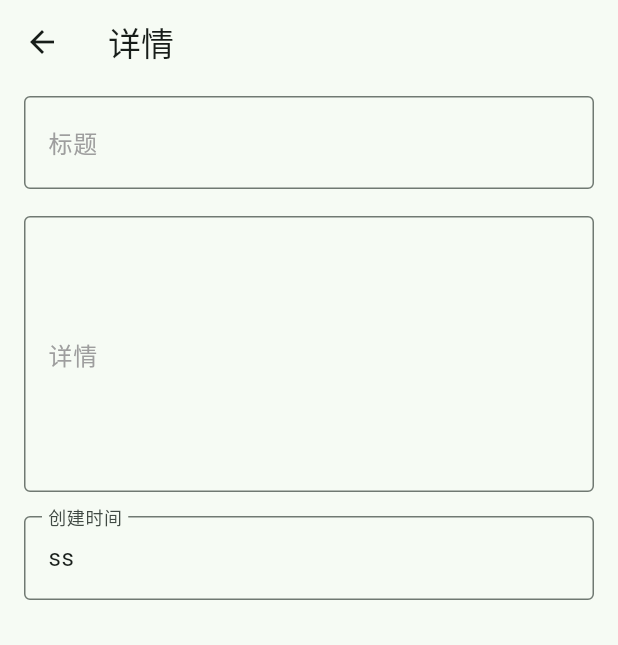
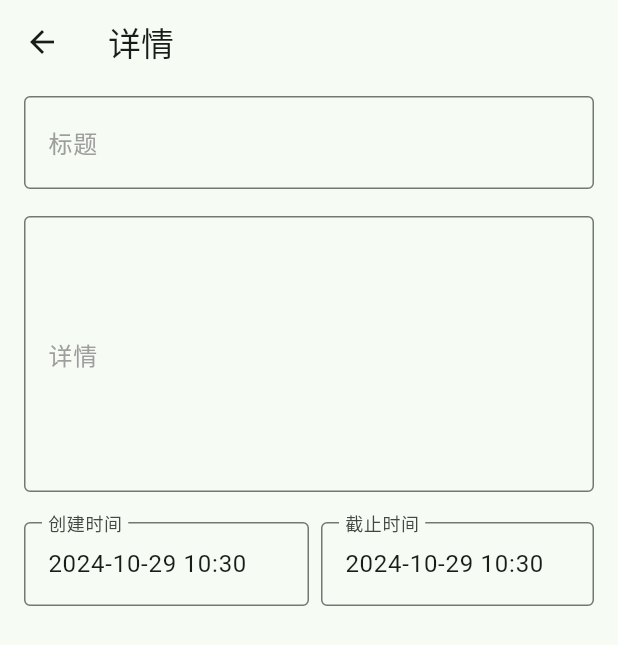
Before and after one commit to pp680111/todo_manage_tool, a Flutter app: the TodoThingDetail screen opened directly with empty values, on a phone screen of 412 x 824 dp. Shown: the top 645 px of the screen. Run offline on Flutter 3.47's test engine with Material 3 defaults, Android fonts, the phone set to English and light mode, and no system bars; our stand-ins replace drift, drift_flutter; missing offline and left inert: omni_datetime_picker; accounts and stored records are empty; generated files the repository leaves out were written again.

Commit message:
feat: 完善todo事项详情页面

```diff
--- /dev/null
+++ b/lib/utils/DateTimeUtils.dart
@@ -0,0 +1,13 @@
+import 'package:intl/intl.dart';
+
+class DateTimeUtils {
+  static DateFormat yyyyMMddHHmmssFormat = DateFormat('yyyy-MM-dd HH:mm:ss');
+  static DateFormat yyyyMMddHHmmFormat = DateFormat('yyyy-MM-dd HH:mm');
+
+  static String formatDateTime(DateTime? dateTime, DateFormat format) {
+    if (dateTime == null) {
+      return "";
+    }
+    return format.format(dateTime);
+  }
+}
--- a/lib/widget/todo_thing/todo_thing_detail.dart
+++ b/lib/widget/todo_thing/todo_thing_detail.dart
@@ -1,6 +1,9 @@
 import 'package:flutter/cupertino.dart';
 import 'package:flutter/material.dart';
+import 'package:omni_datetime_picker/omni_datetime_picker.dart';
+import 'package:path/path.dart';
 import 'package:todo_manage/model/todo_thing/todo_thing_dto.dart';
+import 'package:todo_manage/utils/DateTimeUtils.dart';
 
 class TodoThingDetail extends StatefulWidget {
   TodoThingDTO item;
@@ -62,23 +65,63 @@ class _TodoThingDetailState extends State<TodoThingDetail> {
           ),
           Container(
             height: 80,
-            child: Column(
+            child: Row(
               children: [
-                Container(
-                  padding: const EdgeInsets.symmetric(horizontal: 16, vertical: 8),
-                  child: TextField(
-                    controller: TextEditingController(text: "ss"),
-                    decoration: const InputDecoration(
-                      border: OutlineInputBorder(),
-                      label: Text("创建时间")
+                Expanded(
+                  child: Container(
+                    padding: const EdgeInsets.only(left: 16, top: 8, bottom: 8),
+                    child: TextField(
+                      controller: TextEditingController(text: DateTimeUtils.formatDateTime(widget.item.createTime, DateTimeUtils.yyyyMMddHHmmFormat)),
+                      decoration: const InputDecoration(
+                          border: OutlineInputBorder(),
+                          label: Text("创建时间")
+                      ),
+                      readOnly: true,
                     ),
                   ),
-                )
+                ),
+                Expanded(
+                  child: Container(
+                    padding: const EdgeInsets.only(right: 16, top: 8, bottom: 8, left: 8),
+                    child: TextField(
+                      controller: TextEditingController(text: DateTimeUtils.formatDateTime(widget.item.deadlineTime, DateTimeUtils.yyyyMMddHHmmFormat)),
+                      decoration: const InputDecoration(
+                        border: OutlineInputBorder(),
+                        label: Text("截止时间")
+                      ),
+                      onTap: () {_showDatePicker(context, widget.item.deadlineTime);},
+                    ),
+                  ),
+                ),
               ],
             )
           )
         ],
       ),
-  );
+    );
+  }
+
+  void _showDatePicker(BuildContext context, DateTime? defaultDateTime) async {
+    Future<DateTime?> selectedDate = showOmniDateTimePicker(
+      context: context,
+      initialDate: defaultDateTime ?? DateTime.now(),
+      is24HourMode: true,
+      isShowSeconds: false,
+      secondsInterval: 60,
+      constraints: const BoxConstraints(
+        maxWidth: 350,
+        maxHeight: 650
+      )
+    );
+
+    selectedDate.then((dateTime) {
+      setState(() {
+        if (dateTime != null) {
+          widget.item.deadlineTime = dateTime;
+        }
+      });
+    });
+
+    await selectedDate;
   }
 }
```
